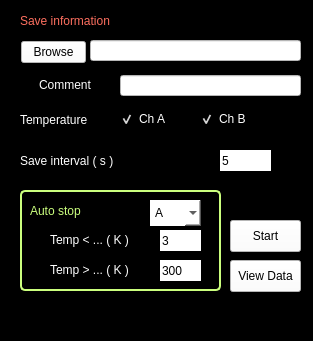
Above: resistivity_sweeper/resistivity_sweeper.ui from floriantheuss/RDS_measure before the change. Below: the same form after it.
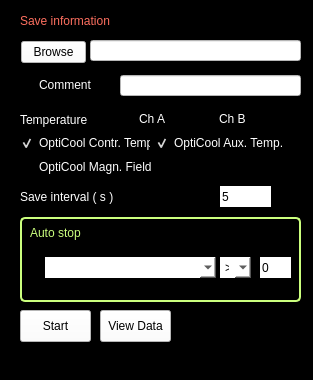
That is the form after the change.

Commit message: add opticool to resistivity sweeper

Patch:
```diff
--- a/resistivity_sweeper/resistivity_sweeper.ui
+++ b/resistivity_sweeper/resistivity_sweeper.ui
@@ -7,7 +7,7 @@
     <x>0</x>
     <y>0</y>
     <width>313</width>
-    <height>341</height>
+    <height>380</height>
    </rect>
   </property>
   <property name="windowTitle">
@@ -20,8 +20,8 @@
    <widget class="QPushButton" name="autoSaveButton">
     <property name="geometry">
      <rect>
-      <x>230</x>
-      <y>220</y>
+      <x>20</x>
+      <y>310</y>
       <width>71</width>
       <height>32</height>
      </rect>
@@ -39,9 +39,9 @@
     <property name="geometry">
      <rect>
       <x>20</x>
-      <y>190</y>
-      <width>201</width>
-      <height>101</height>
+      <y>217</y>
+      <width>281</width>
+      <height>85</height>
      </rect>
     </property>
     <property name="styleSheet">
@@ -59,8 +59,8 @@
      <property name="geometry">
       <rect>
        <x>10</x>
-       <y>10</y>
-       <width>181</width>
+       <y>5</y>
+       <width>141</width>
        <height>21</height>
       </rect>
      </property>
@@ -75,31 +75,12 @@
       <string>Auto stop</string>
      </property>
     </widget>
-    <widget class="QLineEdit" name="minTempLine">
+    <widget class="QCheckBox" name="autoStopCheckBox">
      <property name="geometry">
       <rect>
-       <x>140</x>
+       <x>5</x>
        <y>40</y>
-       <width>41</width>
-       <height>21</height>
-      </rect>
-     </property>
-     <property name="styleSheet">
-      <string notr="true">color: rgb(0, 0, 0);
-background-color: rgb(255, 255, 255);
-border: 0px solid rgb(210, 132, 255);
-border-radius: 0px</string>
-     </property>
-     <property name="text">
-      <string>3</string>
-     </property>
-    </widget>
-    <widget class="QCheckBox" name="minTempBox">
-     <property name="geometry">
-      <rect>
-       <x>10</x>
-       <y>40</y>
-       <width>121</width>
+       <width>16</width>
        <height>20</height>
       </rect>
      </property>
@@ -112,67 +93,43 @@
 border-radius: 0px</string>
      </property>
      <property name="text">
-      <string>Temp &lt; ... ( K )</string>
+      <string/>
      </property>
     </widget>
-    <widget class="QCheckBox" name="maxTempBox">
+    <widget class="QComboBox" name="autoStopItemBox">
      <property name="geometry">
       <rect>
-       <x>10</x>
-       <y>70</y>
-       <width>121</width>
-       <height>20</height>
-      </rect>
-     </property>
-     <property name="styleSheet">
-      <string notr="true">color: rgb(255, 255, 255);
-background-color: rgb(0, 0, 0);
-selection-color: rgb(0, 0, 0);
-selection-background-color: rgb(255, 255, 255);
-border: 0px solid rgb(210, 132, 255);
-border-radius: 0px</string>
-     </property>
-     <property name="text">
-      <string>Temp &gt; ... ( K )</string>
-     </property>
-    </widget>
-    <widget class="QLineEdit" name="maxTempLine">
-     <property name="geometry">
-      <rect>
-       <x>140</x>
-       <y>70</y>
-       <width>41</width>
+       <x>25</x>
+       <y>40</y>
+       <width>171</width>
        <height>21</height>
       </rect>
      </property>
      <property name="styleSheet">
       <string notr="true">color: rgb(0, 0, 0);
 background-color: rgb(255, 255, 255);
-border: 0px solid rgb(210, 132, 255);
-border-radius: 0px</string>
+border-radius: 0px;
+border: rgb(0, 0, 0)</string>
      </property>
-     <property name="text">
-      <string>300</string>
-     </property>
     </widget>
     <widget class="QComboBox" name="channelBox">
      <property name="geometry">
       <rect>
-       <x>130</x>
-       <y>10</y>
-       <width>51</width>
-       <height>26</height>
+       <x>200</x>
+       <y>40</y>
+       <width>31</width>
+       <height>21</height>
       </rect>
      </property>
      <property name="styleSheet">
       <string notr="true">color: rgb(0, 0, 0);
 background-color: rgb(255, 255, 255);
-border: 0px solid rgb(203, 255, 126);
-border-radius: 0px</string>
+border-radius: 0px;
+border: rgb(0, 0, 0)</string>
      </property>
      <item>
       <property name="text">
-       <string>A</string>
+       <string>&gt;</string>
       </property>
      </item>
      <item>
@@ -181,12 +138,31 @@
       </property>
      </item>
     </widget>
+    <widget class="QLineEdit" name="thresholdLine">
+     <property name="geometry">
+      <rect>
+       <x>240</x>
+       <y>40</y>
+       <width>31</width>
+       <height>21</height>
+      </rect>
+     </property>
+     <property name="styleSheet">
+      <string notr="true">color: rgb(0, 0, 0);
+background-color: rgb(255, 255, 255);
+border: 0px solid rgb(210, 132, 255);
+border-radius: 0px</string>
+     </property>
+     <property name="text">
+      <string>0</string>
+     </property>
+    </widget>
    </widget>
    <widget class="QLabel" name="label_4">
     <property name="geometry">
      <rect>
       <x>20</x>
-      <y>150</y>
+      <y>186</y>
       <width>111</width>
       <height>21</height>
      </rect>
@@ -205,7 +181,7 @@
     <property name="geometry">
      <rect>
       <x>220</x>
-      <y>150</y>
+      <y>186</y>
       <width>51</width>
       <height>21</height>
      </rect>
@@ -345,8 +321,8 @@
    <widget class="QPushButton" name="viewDataButton">
     <property name="geometry">
      <rect>
-      <x>230</x>
-      <y>260</y>
+      <x>100</x>
+      <y>310</y>
       <width>71</width>
       <height>32</height>
      </rect>
@@ -378,7 +354,7 @@
      <string>Ch A</string>
     </property>
     <property name="checked">
-     <bool>true</bool>
+     <bool>false</bool>
     </property>
    </widget>
    <widget class="QCheckBox" name="chBCheck">
@@ -400,9 +376,75 @@
      <string>Ch B</string>
     </property>
     <property name="checked">
+     <bool>false</bool>
+    </property>
+   </widget>
+   <widget class="QCheckBox" name="opticoolControlTempCheck">
+    <property name="geometry">
+     <rect>
+      <x>20</x>
+      <y>133</y>
+      <width>131</width>
+      <height>20</height>
+     </rect>
+    </property>
+    <property name="styleSheet">
+     <string notr="true">color: rgb(255, 255, 255);
+background-color: rgb(0, 0, 0);
+selection-color: rgb(0, 0, 0);
+selection-background-color: rgb(255, 255, 255);</string>
+    </property>
+    <property name="text">
+     <string>OptiCool Contr. Temp.</string>
+    </property>
+    <property name="checked">
      <bool>true</bool>
     </property>
    </widget>
+   <widget class="QCheckBox" name="opticoolAuxTempCheck">
+    <property name="geometry">
+     <rect>
+      <x>155</x>
+      <y>133</y>
+      <width>141</width>
+      <height>20</height>
+     </rect>
+    </property>
+    <property name="styleSheet">
+     <string notr="true">color: rgb(255, 255, 255);
+background-color: rgb(0, 0, 0);
+selection-color: rgb(0, 0, 0);
+selection-background-color: rgb(255, 255, 255);</string>
+    </property>
+    <property name="text">
+     <string>OptiCool Aux. Temp.</string>
+    </property>
+    <property name="checked">
+     <bool>true</bool>
+    </property>
+   </widget>
+   <widget class="QCheckBox" name="opticoolMagnetCheck">
+    <property name="geometry">
+     <rect>
+      <x>20</x>
+      <y>157</y>
+      <width>141</width>
+      <height>20</height>
+     </rect>
+    </property>
+    <property name="styleSheet">
+     <string notr="true">color: rgb(255, 255, 255);
+background-color: rgb(0, 0, 0);
+selection-color: rgb(0, 0, 0);
+selection-background-color: rgb(255, 255, 255);</string>
+    </property>
+    <property name="text">
+     <string>OptiCool Magn. Field</string>
+    </property>
+    <property name="checked">
+     <bool>false</bool>
+    </property>
+   </widget>
   </widget>
   <widget class="QMenuBar" name="menubar">
    <property name="geometry">
```
Left out of the diff: 6 changed lines with no effect on the pictures. The commit also changes 3 other files.
